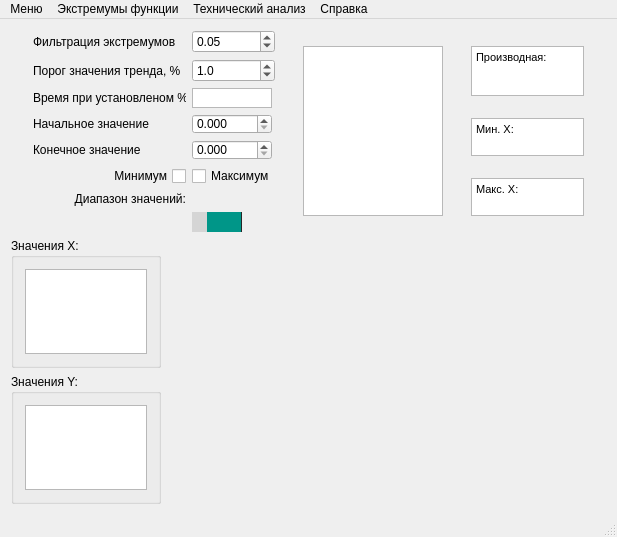
This is mainwindow.ui in Kortesss/NO3 as Qt 5 draws it before an edit. The edited form follows.
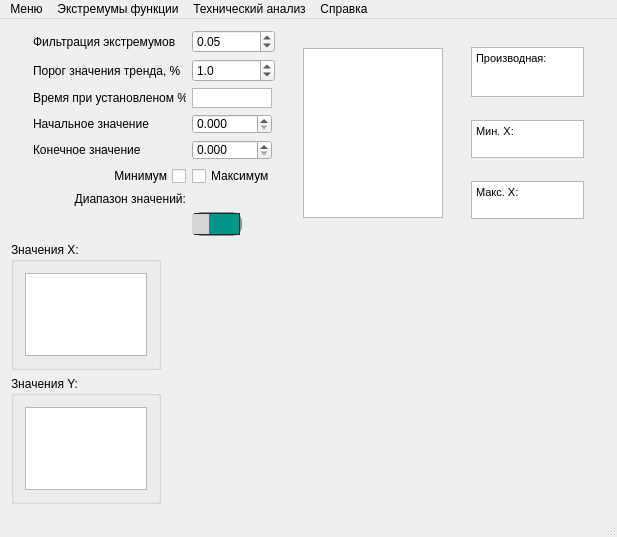
This is the edited form. Icons and pictures are not drawn. Custom widgets are drawn as their Qt base class.

What changed in the file:
```diff
--- a/mainwindow.ui
+++ b/mainwindow.ui
@@ -217,7 +217,7 @@
             <property name="maximumSize">
              <size>
               <width>50</width>
-              <height>20</height>
+              <height>24</height>
              </size>
             </property>
             <property name="styleSheet">
@@ -225,6 +225,8 @@
     min-height: 20px; 
     max-height: 20px; 
     background: #d5d5d5; 
+     border: 2px solid #8f8f91;
+	border-radius: 10px;
 } 
 
 .QSlider::groove:horizontal { 
```
